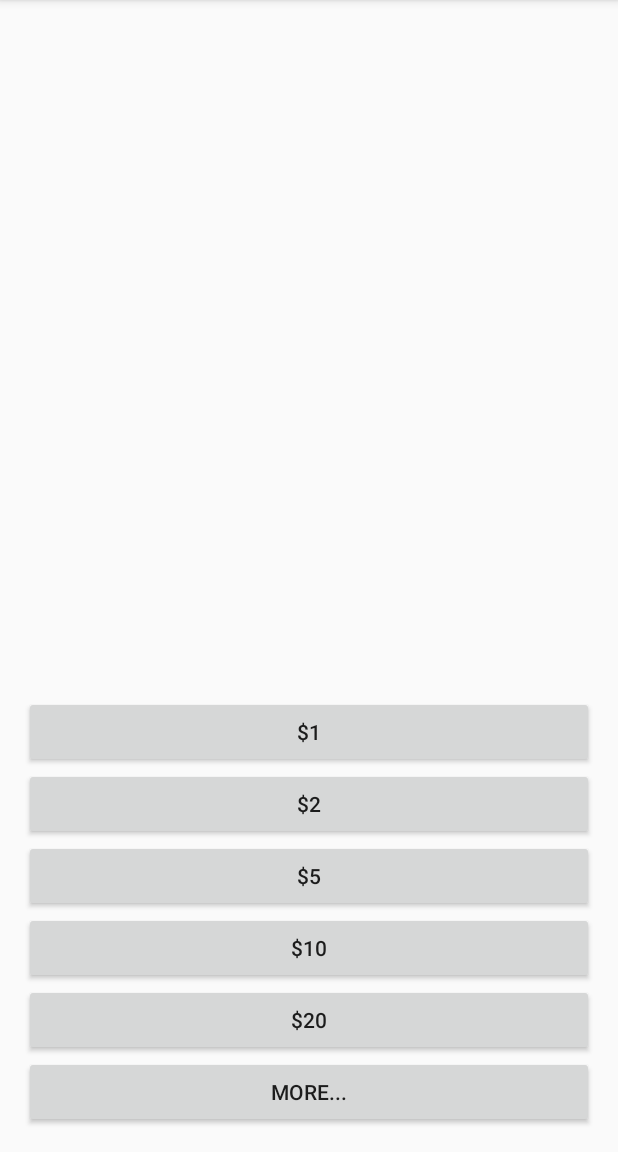
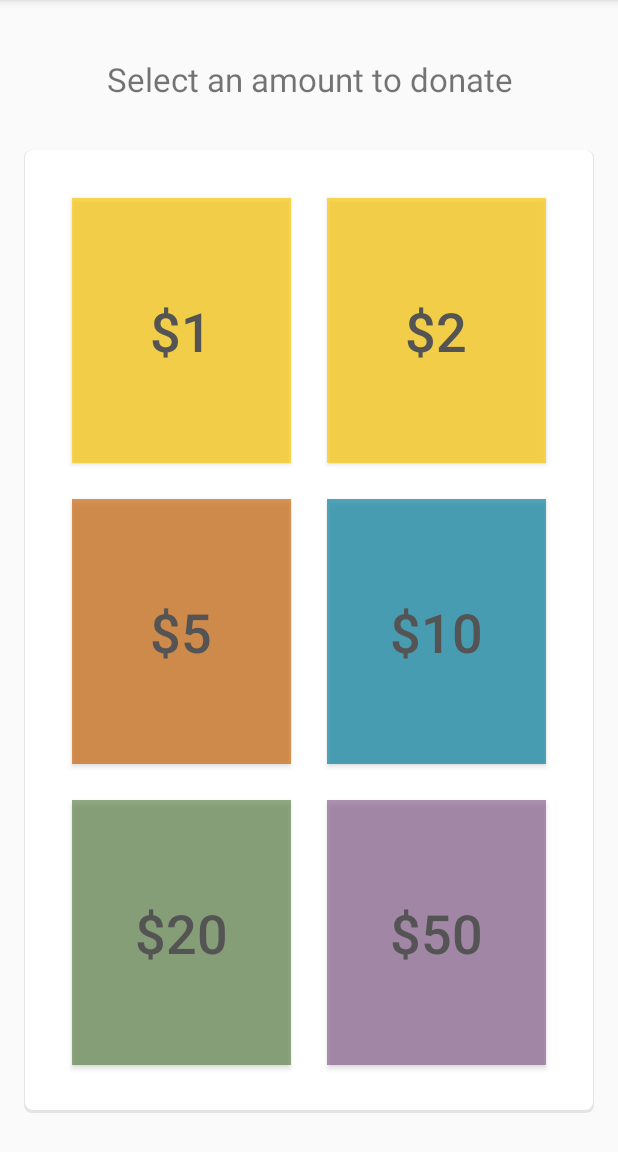
Before and after one commit to MarcoPolo44/Nokket-Android, an Android app: the screen it shows after launch (MainActivity), on a phone screen of 412 x 824 dp, the part 84-1236 px from its top. Run offline under Robolectric (Android 15) with nearby library versions, the phone set to English and light mode, and no system bars.

Commit message:
Added details to the layouts

```diff
--- a/app/src/main/java/com/example/marco/nokket/MainActivity.java
+++ b/app/src/main/java/com/example/marco/nokket/MainActivity.java
@@ -18,8 +18,8 @@ public class MainActivity extends AppCompatActivity {
     private Button mTwoDollarsButton;
     private Button mFiveDollarsButton;
     private Button mTenDollarsButton;
-    private Button mTwentyllarsButton;
-    private Button mMoreButton;
+    private Button mTwentyDollarsButton;
+    private Button mFiftyDollarsButton;
 
     @Override
     protected void onCreate(Bundle savedInstanceState) {
@@ -30,8 +30,8 @@ public class MainActivity extends AppCompatActivity {
         mTwoDollarsButton = (Button) findViewById(R.id.two_dollars);
         mFiveDollarsButton = (Button) findViewById(R.id.five_dollars);
         mTenDollarsButton = (Button) findViewById(R.id.ten_dollars);
-        mTwentyllarsButton = (Button) findViewById(R.id.twenty_dollars);
-        mMoreButton = (Button) findViewById(R.id.more);
+        mTwentyDollarsButton = (Button) findViewById(R.id.twenty_dollars);
+        mFiftyDollarsButton = (Button) findViewById(R.id.fifty_dollars);
     }
 
     public void launchDonate(View v) {
@@ -52,6 +52,9 @@ public class MainActivity extends AppCompatActivity {
             case R.id.twenty_dollars:
                 mPaymentAmount = "20";
                 break;
+            case R.id.fifty_dollars:
+                mPaymentAmount = "50";
+                break;
         }
 
         Intent intent = new Intent(this, DonateActivity.class)
--- /dev/null
+++ b/app/src/main/res/drawable/shadow.xml
@@ -0,0 +1,17 @@
+<?xml version="1.0" encoding="utf-8"?>
+<layer-list xmlns:android="http://schemas.android.com/apk/res/android">
+    <item >
+        <shape
+            android:shape="rectangle">
+            <solid android:color="#e4e4e4" />
+            <corners android:radius="5dp"/>
+        </shape>
+    </item>
+    <item android:top="0.5dp" android:right="1dp" android:left="1dp" android:bottom="2dp">
+        <shape
+            android:shape="rectangle">
+            <solid android:color="@android:color/white"/>
+            <corners android:radius="5dp"/>
+        </shape>
+    </item>
+</layer-list>
--- a/app/src/main/res/layout/activity_donate.xml
+++ b/app/src/main/res/layout/activity_donate.xml
@@ -1,5 +1,5 @@
 <?xml version="1.0" encoding="utf-8"?>
-<RelativeLayout xmlns:android="http://schemas.android.com/apk/res/android"
+<LinearLayout xmlns:android="http://schemas.android.com/apk/res/android"
     xmlns:tools="http://schemas.android.com/tools"
     android:id="@+id/activity_donate"
     android:layout_width="match_parent"
@@ -8,21 +8,55 @@
     android:paddingLeft="@dimen/activity_horizontal_margin"
     android:paddingRight="@dimen/activity_horizontal_margin"
     android:paddingTop="@dimen/activity_vertical_margin"
+    android:orientation="vertical"
     tools:context="com.example.marco.nokket.DonateActivity">
 
     <LinearLayout
-        android:orientation="vertical"
+        android:id="@+id/information_dialog"
+        android:orientation="horizontal"
         android:layout_width="match_parent"
-        android:layout_height="wrap_content"
-        android:paddingBottom="16dp">
+        android:layout_height="match_parent"
+        android:layout_weight="9" >
 
         <TextView
             android:id="@+id/amount"
             android:layout_width="match_parent"
-            android:layout_height="wrap_content"
-            android:text="@string/amount"
-            />
+            android:layout_height="match_parent"
+            android:textAlignment="center"
+            android:gravity="center"
+            android:textSize="22dp"
+            android:text="@string/amount" />
 
     </LinearLayout>
 
-</RelativeLayout>
+    <LinearLayout
+        android:id="@+id/prompt_image_dialog"
+        android:orientation="vertical"
+        android:layout_width="match_parent"
+        android:layout_height="match_parent"
+        android:layout_marginTop="10dp"
+        android:layout_marginBottom="10dp"
+        android:padding="40dp"
+        android:background="@drawable/shadow"
+        android:layout_weight="1.0" >
+
+        <ImageView
+            android:layout_height="match_parent"
+            android:layout_width="match_parent"
+            android:layout_weight="0.7"
+            android:paddingTop="30dp"
+            android:src="@drawable/contactless_card"/>
+
+        <TextView
+            android:layout_width="match_parent"
+            android:layout_height="match_parent"
+            android:layout_weight="1.0"
+            android:layout_marginTop="20dp"
+            android:textAlignment="center"
+            android:gravity="top"
+            android:textSize="22dp"
+            android:text="@string/nfc_prompt" />
+
+    </LinearLayout>
+
+</LinearLayout>
--- a/app/src/main/res/layout/activity_main.xml
+++ b/app/src/main/res/layout/activity_main.xml
@@ -1,5 +1,5 @@
 <?xml version="1.0" encoding="utf-8"?>
-<RelativeLayout xmlns:android="http://schemas.android.com/apk/res/android"
+<LinearLayout xmlns:android="http://schemas.android.com/apk/res/android"
     xmlns:tools="http://schemas.android.com/tools"
     android:id="@+id/activity_main"
     android:layout_width="match_parent"
@@ -8,57 +8,136 @@
     android:paddingLeft="@dimen/activity_horizontal_margin"
     android:paddingRight="@dimen/activity_horizontal_margin"
     android:paddingTop="@dimen/activity_vertical_margin"
+    android:orientation="vertical"
     tools:context="com.example.marco.nokket.MainActivity">
 
     <LinearLayout
-        android:id="@+id/action_buttons"
+        android:id="@+id/selection_dialog"
+        android:orientation="horizontal"
+        android:layout_width="match_parent"
+        android:layout_height="match_parent"
+        android:layout_weight="9" >
+
+        <TextView
+            android:layout_width="match_parent"
+            android:layout_height="match_parent"
+            android:textAlignment="center"
+            android:gravity="center"
+            android:textSize="22dp"
+            android:text="Select an amount to donate" />
+
+    </LinearLayout>
+
+    <LinearLayout
+        android:id="@+id/background"
         android:orientation="vertical"
         android:layout_width="match_parent"
-        android:layout_height="wrap_content"
-        android:layout_alignParentBottom="true">
+        android:layout_height="match_parent"
+        android:layout_marginTop="10dp"
+        android:layout_marginBottom="10dp"
+        android:padding="20dp"
+        android:background="@drawable/shadow"
+        android:layout_weight="1.0" >
+
+        <LinearLayout
+            android:id="@+id/top_buttons"
+            android:orientation="horizontal"
+            android:layout_width="match_parent"
+            android:layout_height="match_parent"
+            android:layout_weight="1.0" >
 
             <Button
                 android:id="@+id/one_dollar"
                 android:layout_width="match_parent"
-            android:layout_height="wrap_content"
+                android:layout_height="match_parent"
+                android:layout_weight="1.0"
+                android:layout_margin="12dp"
+                android:textSize="36dp"
+                android:textColor="#545454"
+                android:background="#AAFFCA00"
                 android:text="@string/one_dollar"
                 android:onClick="launchDonate" />
 
             <Button
                 android:id="@+id/two_dollars"
                 android:layout_width="match_parent"
-            android:layout_height="wrap_content"
+                android:layout_height="match_parent"
+                android:layout_weight="1.0"
+                android:layout_margin="12dp"
+                android:textSize="36dp"
+                android:textColor="#545454"
+                android:background="#AAFFCA00"
                 android:text="@string/two_dollars"
                 android:onClick="launchDonate" />
+
+        </LinearLayout>
+
+        <LinearLayout
+            android:id="@+id/middle_buttons"
+            android:orientation="horizontal"
+            android:layout_width="match_parent"
+            android:layout_height="match_parent"
+            android:layout_weight="1.0" >
 
             <Button
                 android:id="@+id/five_dollars"
                 android:layout_width="match_parent"
-            android:layout_height="wrap_content"
+                android:layout_height="match_parent"
+                android:layout_weight="1.0"
+                android:layout_margin="12dp"
+                android:textSize="36dp"
+                android:textColor="#545454"
+                android:background="#AAC86405"
                 android:text="@string/five_dollars"
                 android:onClick="launchDonate" />
 
             <Button
                 android:id="@+id/ten_dollars"
                 android:layout_width="match_parent"
-            android:layout_height="wrap_content"
+                android:layout_height="match_parent"
+                android:layout_weight="1.0"
+                android:layout_margin="12dp"
+                android:textSize="36dp"
+                android:textColor="#545454"
+                android:background="#AA017E9E"
                 android:text="@string/ten_dollars"
                 android:onClick="launchDonate" />
+
+        </LinearLayout>
+
+        <LinearLayout
+            android:id="@+id/bottom_buttons"
+            android:orientation="horizontal"
+            android:layout_width="match_parent"
+            android:layout_height="match_parent"
+            android:layout_weight="1.0" >
 
             <Button
                 android:id="@+id/twenty_dollars"
                 android:layout_width="match_parent"
-            android:layout_height="wrap_content"
+                android:layout_height="match_parent"
+                android:layout_weight="1.0"
+                android:layout_margin="12dp"
+                android:textSize="36dp"
+                android:textColor="#545454"
+                android:background="#AA5E8147"
                 android:text="@string/twenty_dollars"
                 android:onClick="launchDonate" />
 
             <Button
-            android:id="@+id/more"
+                android:id="@+id/fifty_dollars"
                 android:layout_width="match_parent"
-            android:layout_height="wrap_content"
-            android:text="@string/more"
-            android:onClick="launchMore" />
+                android:layout_height="match_parent"
+                android:layout_weight="1.0"
+                android:layout_margin="12dp"
+                android:textSize="36dp"
+                android:textColor="#545454"
+                android:background="#AA875D8D"
+                android:text="@string/fifty_dollars"
+                android:onClick="launchDonate" />
 
         </LinearLayout>
 
-</RelativeLayout>
+    </LinearLayout>
+
+</LinearLayout>
--- a/app/src/main/res/values/strings.xml
+++ b/app/src/main/res/values/strings.xml
@@ -7,9 +7,10 @@
     <string name="five_dollars">$5</string>
     <string name="ten_dollars">$10</string>
     <string name="twenty_dollars">$20</string>
-    <string name="more">More...</string>
+    <string name="fifty_dollars">$50</string>
 
     <!-- DonteActivity -->
     <string name="amount">Amount: $</string>
+    <string name="nfc_prompt">Hold your contactless payment card to the back of the phone</string>
 
 </resources>
```
Also changed, not shown: app/src/main/res/drawable/contactless_card.png (added), app/src/main/res/drawable/nfc_prompt.png (added). Lines whose indentation alone changed are shown as unchanged.
